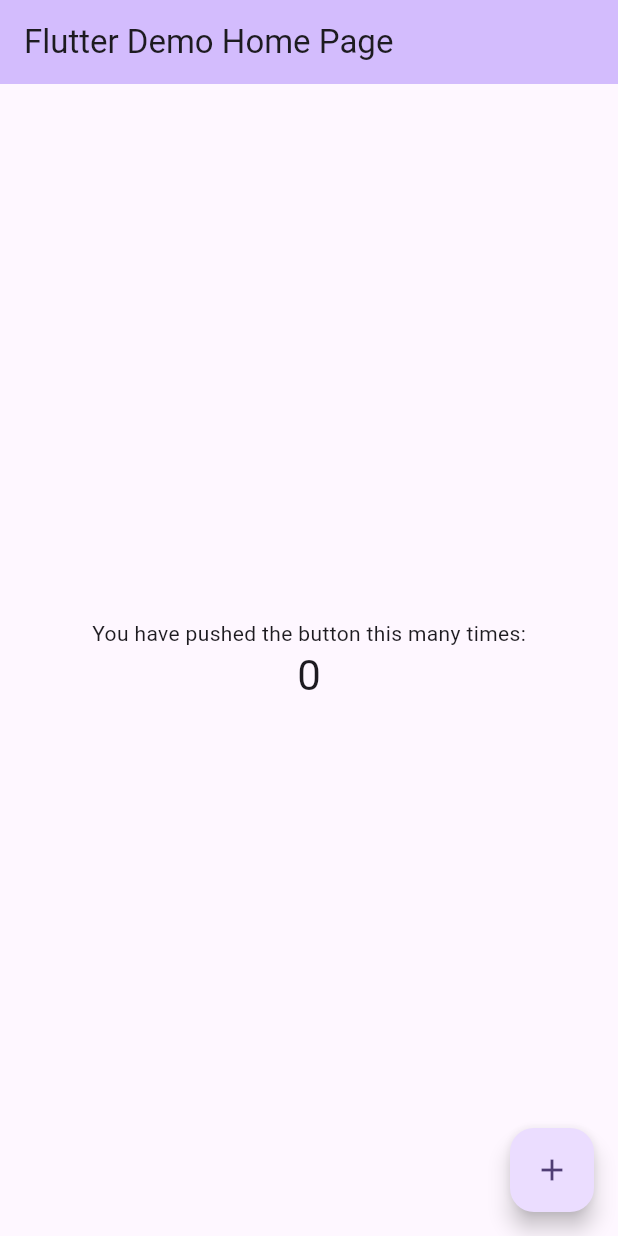
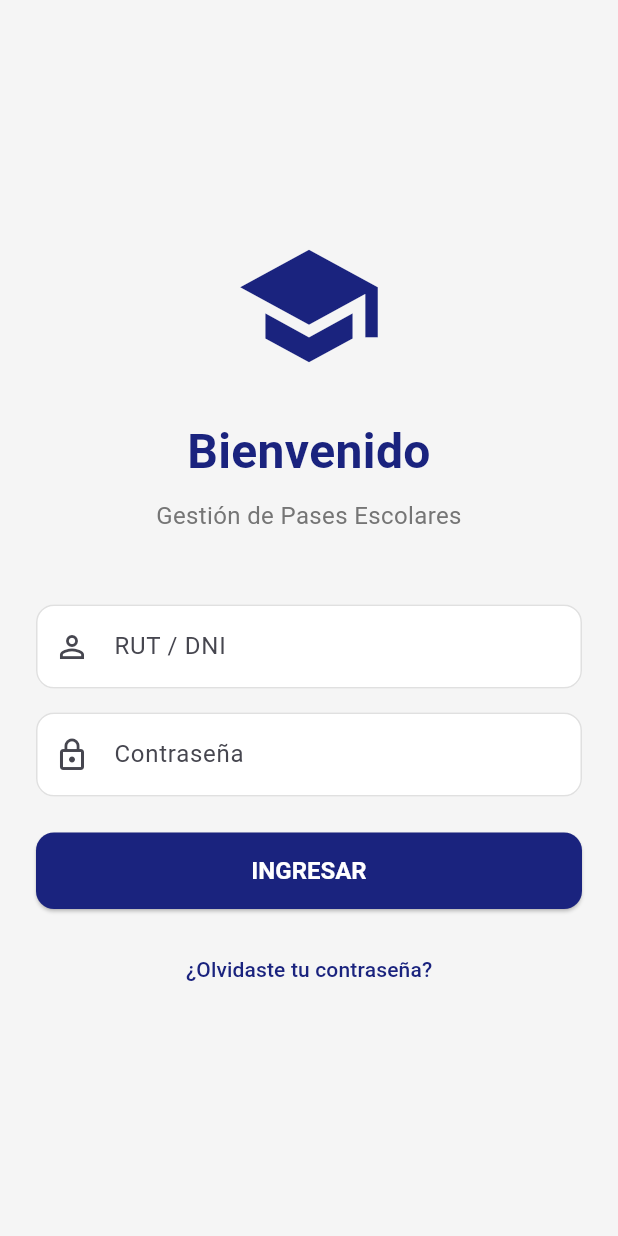
Before and after one commit to could-ai/019ae9ad-4df7-7d1a-a866-9f0c23340c3f, a Flutter app: the screen it shows after launch, on a phone screen of 412 x 824 dp. Run offline on Flutter 3.47's test engine with Material 3 defaults, Android fonts, the phone set to English and light mode, and no system bars.

Commit message:
Creación del archivo de tema de la aplicación con colores institucionales y estilos predefinidos para botones, inputs y tarjetas.; Configuración principal de la aplicación. Se establece el tema, las rutas iniciales y se enlaza con las pantallas de Login y Home.; Implementación de la pantalla de Login con validación de formulario, campos para RUT y contraseña, y simulación de autenticación.; Creación de la pantalla principal (Dashboard) para apoderados. Incluye selector de alumnos, botones de acción rápida para solicitar pases y lista de historial reciente.

```diff
--- a/usr/lib/main.dart
+++ b/usr/lib/main.dart
@@ -1,123 +1,26 @@
 import 'package:flutter/material.dart';
+import 'package:couldai_user_app/theme/app_theme.dart';
+import 'package:couldai_user_app/screens/login_screen.dart';
+import 'package:couldai_user_app/screens/home_screen.dart';
 
 void main() {
-  runApp(const MyApp());
+  runApp(const SchoolApp());
 }
 
-class MyApp extends StatelessWidget {
-  const MyApp({super.key});
+class SchoolApp extends StatelessWidget {
+  const SchoolApp({super.key});
 
-  // This widget is the root of your application.
   @override
   Widget build(BuildContext context) {
     return MaterialApp(
-      title: 'Flutter Demo',
+      title: 'Gestión Escolar',
       debugShowCheckedModeBanner: false,
-      theme: ThemeData(
-        // This is the theme of your application.
-        //
-        // TRY THIS: Try running your application with "flutter run". You'll see
-        // the application has a purple toolbar. Then, without quitting the app,
-        // try changing the seedColor in the colorScheme below to Colors.green
-        // and then invoke "hot reload" (save your changes or press the "hot
-        // reload" button in a Flutter-supported IDE, or press "r" if you used
-        // the command line to start the app).
-        //
-        // Notice that the counter didn't reset back to zero; the application
-        // state is not lost during the reload. To reset the state, use hot
-        // restart instead.
-        //
-        // This works for code too, not just values: Most code changes can be
-        // tested with just a hot reload.
-        colorScheme: ColorScheme.fromSeed(seedColor: Colors.deepPurple),
-      ),
+      theme: AppTheme.theme,
       initialRoute: '/',
       routes: {
-        '/': (context) => const MyHomePage(title: 'Flutter Demo Home Page'),
+        '/': (context) => const LoginScreen(),
+        '/home': (context) => const HomeScreen(),
       },
     );
   }
 }
-
-class MyHomePage extends StatefulWidget {
-  const MyHomePage({super.key, required this.title});
-
-  // This widget is the home page of your application. It is stateful, meaning
-  // that it has a State object (defined below) that contains fields that affect
-  // how it looks.
-
-  // This class is the configuration for the state. It holds the values (in this
-  // case the title) provided by the parent (in this case the App widget) and
-  // used by the build method of the State. Fields in a Widget subclass are
-  // always marked "final".
-
-  final String title;
-
-  @override
-  State<MyHomePage> createState() => _MyHomePageState();
-}
-
-class _MyHomePageState extends State<MyHomePage> {
-  int _counter = 0;
-
-  void _incrementCounter() {
-    setState(() {
-      // This call to setState tells the Flutter framework that something has
-      // changed in this State, which causes it to rerun the build method below
-      // so that the display can reflect the updated values. If we changed
-      // _counter without calling setState(), then the build method would not be
-      // called again, and so nothing would appear to happen.
-      _counter++;
-    });
-  }
-
-  @override
-  Widget build(BuildContext context) {
-    // This method is rerun every time setState is called, for instance as done
-    // by the _incrementCounter method above.
-    //
-    // The Flutter framework has been optimized to make rerunning build methods
-    // fast, so that you can just rebuild anything that needs updating rather
-    // than having to individually change instances of widgets.
-    return Scaffold(
-      appBar: AppBar(
-        // TRY THIS: Try changing the color here to a specific color (to
-        // Colors.amber, perhaps?) and trigger a hot reload to see the AppBar
-        // change color while the other colors stay the same.
-        backgroundColor: Theme.of(context).colorScheme.inversePrimary,
-        // Here we take the value from the MyHomePage object that was created by
-        // the App.build method, and use it to set our appbar title.
-        title: Text(widget.title),
-      ),
-      body: Center(
-        // Center is a layout widget. It takes a single child and positions it
-        // in the middle of the parent.
-        child: Column(
-          // Column is also a layout widget. It takes a list of children and
-          // arranges them vertically. By default, it sizes itself to fit its
-          // children horizontally, and tries to be as tall as its parent.
-          //
-          // Column has various properties to control how it sizes itself and
-          // how it positions its children. Here we use mainAxisAlignment to
-          // center the children vertically; the main axis here is the vertical
-          // axis because Columns are vertical (the cross axis would be
-          // horizontal).
-          //
-          // TRY THIS: Invoke "debug painting" (choose the "Toggle Debug Paint"
-          // action in the IDE, or press "p" in the console), to see the
-          // wireframe for each widget.
-          mainAxisAlignment: MainAxisAlignment.center,
-          children: <Widget>[
-            const Text('You have pushed the button this many times:'),
-            Text('$_counter', style: Theme.of(context).textTheme.headlineMedium),
-          ],
-        ),
-      ),
-      floatingActionButton: FloatingActionButton(
-        onPressed: _incrementCounter,
-        tooltip: 'Increment',
-        child: const Icon(Icons.add),
-      ), // This trailing comma makes auto-formatting nicer for build methods.
-    );
-  }
-}
--- /dev/null
+++ b/usr/lib/screens/login_screen.dart
@@ -0,0 +1,153 @@
+import 'package:flutter/material.dart';
+
+class LoginScreen extends StatefulWidget {
+  const LoginScreen({super.key});
+
+  @override
+  State<LoginScreen> createState() => _LoginScreenState();
+}
+
+class _LoginScreenState extends State<LoginScreen> {
+  final _formKey = GlobalKey<FormState>();
+  final _rutController = TextEditingController();
+  final _passwordController = TextEditingController();
+  bool _isLoading = false;
+
+  void _login() async {
+    if (_formKey.currentState!.validate()) {
+      setState(() {
+        _isLoading = true;
+      });
+
+      // Simulación de login (Mock)
+      await Future.delayed(const Duration(seconds: 1));
+
+      if (mounted) {
+        setState(() {
+          _isLoading = false;
+        });
+        // Navegar al home
+        Navigator.pushReplacementNamed(context, '/home');
+      }
+    }
+  }
+
+  @override
+  void dispose() {
+    _rutController.dispose();
+    _passwordController.dispose();
+    super.dispose();
+  }
+
+  @override
+  Widget build(BuildContext context) {
+    return Scaffold(
+      body: SafeArea(
+        child: Center(
+          child: SingleChildScrollView(
+            padding: const EdgeInsets.all(24.0),
+            child: Form(
+              key: _formKey,
+              child: Column(
+                mainAxisAlignment: MainAxisAlignment.center,
+                crossAxisAlignment: CrossAxisAlignment.stretch,
+                children: [
+                  // Logo o Icono del Colegio
+                  const Icon(
+                    Icons.school,
+                    size: 100,
+                    color: Color(0xFF1A237E),
+                  ),
+                  const SizedBox(height: 24),
+                  const Text(
+                    'Bienvenido',
+                    textAlign: TextAlign.center,
+                    style: TextStyle(
+                      fontSize: 32,
+                      fontWeight: FontWeight.bold,
+                      color: Color(0xFF1A237E),
+                    ),
+                  ),
+                  const SizedBox(height: 8),
+                  Text(
+                    'Gestión de Pases Escolares',
+                    textAlign: TextAlign.center,
+                    style: TextStyle(
+                      fontSize: 16,
+                      color: Colors.grey[600],
+                    ),
+                  ),
+                  const SizedBox(height: 48),
+
+                  // Campo RUT
+                  TextFormField(
+                    controller: _rutController,
+                    decoration: const InputDecoration(
+                      labelText: 'RUT / DNI',
+                      prefixIcon: Icon(Icons.person_outline),
+                      hintText: '12.345.678-9',
+                    ),
+                    validator: (value) {
+                      if (value == null || value.isEmpty) {
+                        return 'Por favor ingrese su RUT';
+                      }
+                      return null;
+                    },
+                  ),
+                  const SizedBox(height: 16),
+
+                  // Campo Contraseña
+                  TextFormField(
+                    controller: _passwordController,
+                    obscureText: true,
+                    decoration: const InputDecoration(
+                      labelText: 'Contraseña',
+                      prefixIcon: Icon(Icons.lock_outline),
+                    ),
+                    validator: (value) {
+                      if (value == null || value.isEmpty) {
+                        return 'Por favor ingrese su contraseña';
+                      }
+                      return null;
+                    },
+                  ),
+                  const SizedBox(height: 24),
+
+                  // Botón Login
+                  ElevatedButton(
+                    onPressed: _isLoading ? null : _login,
+                    style: ElevatedButton.styleFrom(
+                      padding: const EdgeInsets.symmetric(vertical: 16),
+                    ),
+                    child: _isLoading
+                        ? const SizedBox(
+                            height: 20,
+                            width: 20,
+                            child: CircularProgressIndicator(
+                              color: Colors.white,
+                              strokeWidth: 2,
+                            ),
+                          )
+                        : const Text('INGRESAR'),
+                  ),
+                  const SizedBox(height: 16),
+
+                  // Olvidé contraseña
+                  TextButton(
+                    onPressed: () {
+                      // TODO: Implementar recuperación
+                      ScaffoldMessenger.of(context).showSnackBar(
+                        const SnackBar(content: Text('Funcionalidad en desarrollo')),
+                      );
+                    },
+                    child: const Text('¿Olvidaste tu contraseña?'),
+                  ),
+                ],
+              ),
+            ),
+          ),
+        ),
+      ),
+    );
+  }
+}
--- /dev/null
+++ b/usr/lib/theme/app_theme.dart
@@ -0,0 +1,70 @@
+import 'package:flutter/material.dart';
+
+class AppTheme {
+  // Colores institucionales (Ejemplo: Azul Escolar)
+  static const Color primaryColor = Color(0xFF1A237E); // Azul oscuro profundo
+  static const Color secondaryColor = Color(0xFF3949AB); // Azul índigo
+  static const Color accentColor = Color(0xFFFFC107); // Ámbar para resaltar
+  static const Color backgroundColor = Color(0xFFF5F5F5); // Gris muy claro
+  static const Color errorColor = Color(0xFFD32F2F);
+  static const Color successColor = Color(0xFF388E3C);
+  static const Color pendingColor = Color(0xFFF57C00);
+
+  static ThemeData get theme {
+    return ThemeData(
+      useMaterial3: true,
+      colorScheme: ColorScheme.fromSeed(
+        seedColor: primaryColor,
+        primary: primaryColor,
+        secondary: secondaryColor,
+        background: backgroundColor,
+        surface: Colors.white,
+      ),
+      scaffoldBackgroundColor: backgroundColor,
+      appBarTheme: const AppBarTheme(
+        backgroundColor: primaryColor,
+        foregroundColor: Colors.white,
+        centerTitle: true,
+        elevation: 0,
+      ),
+      elevatedButtonTheme: ElevatedButtonThemeData(
+        style: ElevatedButton.styleFrom(
+          backgroundColor: primaryColor,
+          foregroundColor: Colors.white,
+          padding: const EdgeInsets.symmetric(horizontal: 24, vertical: 12),
+          shape: RoundedRectangleBorder(
+            borderRadius: BorderRadius.circular(12),
+          ),
+          textStyle: const TextStyle(
+            fontSize: 16,
+            fontWeight: FontWeight.bold,
+          ),
+        ),
+      ),
+      inputDecorationTheme: InputDecorationTheme(
+        filled: true,
+        fillColor: Colors.white,
+        border: OutlineInputBorder(
+          borderRadius: BorderRadius.circular(12),
+          borderSide: const BorderSide(color: Colors.grey),
+        ),
+        enabledBorder: OutlineInputBorder(
+          borderRadius: BorderRadius.circular(12),
+          borderSide: BorderSide(color: Colors.grey.shade300),
+        ),
+        focusedBorder: OutlineInputBorder(
+          borderRadius: BorderRadius.circular(12),
+          borderSide: const BorderSide(color: primaryColor, width: 2),
+        ),
+        contentPadding: const EdgeInsets.symmetric(horizontal: 16, vertical: 16),
+      ),
+      cardTheme: CardTheme(
+        elevation: 2,
+        shape: RoundedRectangleBorder(
+          borderRadius: BorderRadius.circular(16),
+        ),
+        color: Colors.white,
+      ),
+    );
+  }
+}
```
Also changed, not shown: usr/lib/screens/home_screen.dart (added, +280 -0 lines).
